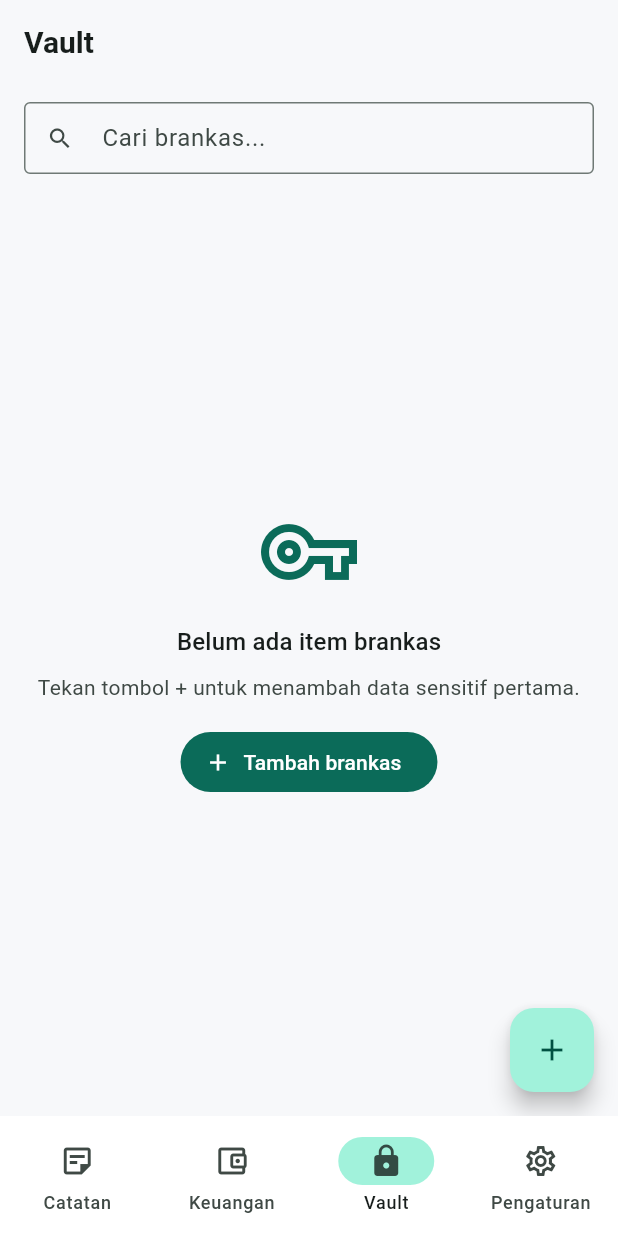
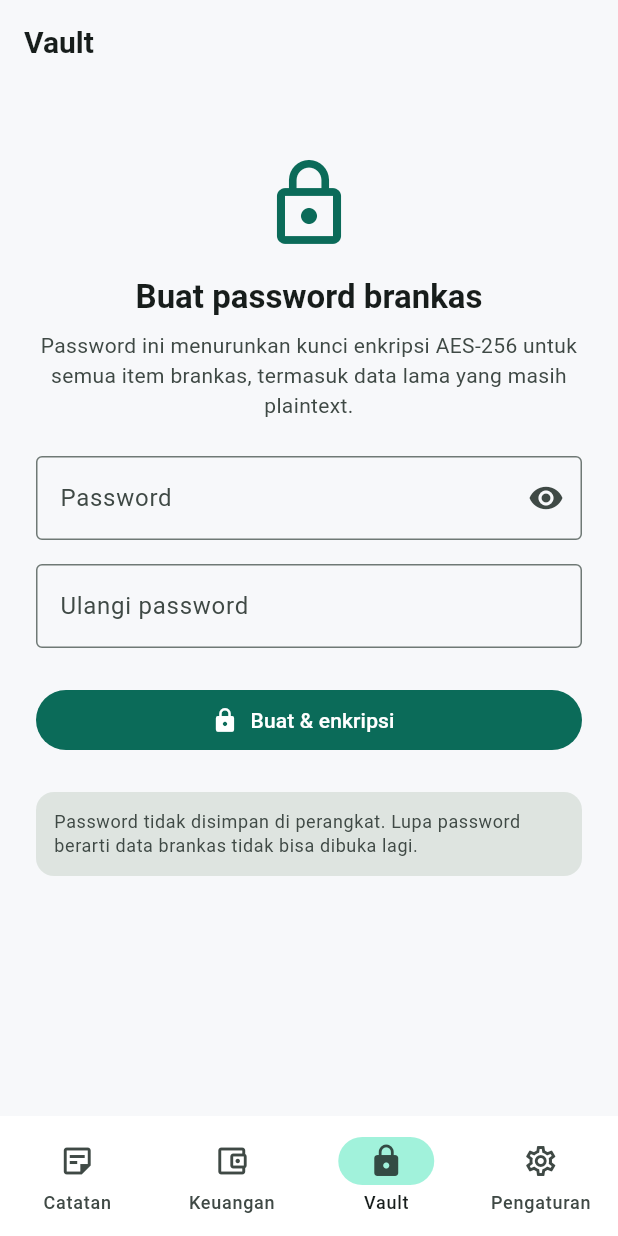
Before and after one commit to YusuP28/mylife, a Flutter app: the screen it shows after launch, item 3 of the bottom bar chosen, on a phone screen of 412 x 824 dp. Run offline on Flutter 3.47's test engine with Material 3 defaults, Android fonts, the phone set to English and light mode, and no system bars; our stand-ins replace sqflite; missing offline and left inert: cryptography; accounts and stored records are empty.

Commit message:
feat: add vault unlock flow with auto-lock (stage 4B-4)

```diff
--- a/lib/main.dart
+++ b/lib/main.dart
@@ -4,13 +4,20 @@ import 'package:provider/provider.dart';
 
 import 'providers/finance_provider.dart';
 import 'providers/notes_provider.dart';
+import 'providers/vault_lock_provider.dart';
 import 'providers/vault_provider.dart';
 import 'screens/home_shell.dart';
+import 'services/database_service.dart';
+import 'services/vault_encryption_service.dart';
 import 'theme/app_theme.dart';
 
 Future<void> main() async {
   WidgetsFlutterBinding.ensureInitialized();
   await initializeDateFormatting('id_ID');
+
+  // Vault mulai terkunci: tidak ada operasi database yang menulis plaintext.
+  DatabaseService.instance.vaultEncryption = const LockedEncryption();
+
   runApp(const MylifeApp());
 }
 
@@ -24,12 +31,15 @@ class MylifeApp extends StatelessWidget {
       child: ChangeNotifierProvider<FinanceProvider>(
         create: (_) => FinanceProvider()..loadTransactions(),
         child: ChangeNotifierProvider<VaultProvider>(
-          create: (_) => VaultProvider()..loadItems(),
-          child: MaterialApp(
-            title: 'Mylife',
-            debugShowCheckedModeBanner: false,
-            theme: AppTheme.light,
-            home: const HomeShell(),
+          create: (_) => VaultProvider(),
+          child: ChangeNotifierProvider<VaultLockProvider>(
+            create: (_) => VaultLockProvider()..refreshStatus(),
+            child: MaterialApp(
+              title: 'Mylife',
+              debugShowCheckedModeBanner: false,
+              theme: AppTheme.light,
+              home: const HomeShell(),
+            ),
           ),
         ),
       ),
--- /dev/null
+++ b/lib/providers/vault_lock_provider.dart
@@ -0,0 +1,115 @@
+import 'package:flutter/foundation.dart';
+
+import '../services/database_service.dart';
+import '../services/vault_encryption_service.dart';
+import '../services/vault_key_manager.dart';
+
+/// Status buka/kunci Vault dan penghubung ke lapisan database.
+///
+/// Alur: `refreshStatus` saat start → `createPassword`/`unlock` → cipher
+/// `AesGcmEncryption` dipasang ke `DatabaseService` → migrasi baris lama →
+/// `lock` saat app ke background.
+class VaultLockProvider extends ChangeNotifier {
+  VaultLockProvider({VaultKeyManager? keyManager, DatabaseService? database})
+      : _keyManager = keyManager ?? VaultKeyManager(),
+        _database = database ?? DatabaseService.instance;
+
+  final VaultKeyManager _keyManager;
+  final DatabaseService _database;
+
+  bool _hasPassword = false;
+  bool _unlocked = false;
+  bool _busy = false;
+  String? _error;
+  int _migratedRows = 0;
+
+  bool get hasPassword => _hasPassword;
+  bool get isUnlocked => _unlocked;
+  bool get busy => _busy;
+  String? get error => _error;
+
+  /// Jumlah baris lama yang dienkripsi pada unlock terakhir.
+  int get migratedRows => _migratedRows;
+
+  Future<void> refreshStatus() async {
+    try {
+      _hasPassword = await _keyManager.hasPassword();
+    } catch (e) {
+      _error = 'Gagal membaca kunci vault: $e';
+    }
+    notifyListeners();
+  }
+
+  Future<bool> createPassword(String password) async {
+    if (_busy) return false;
+    _start();
+
+    try {
+      await _keyManager.createPassword(password);
+      // Password tersimpan sebelum migrasi: kalau migrasi gagal, pengguna
+      // harus membuka (bukan membuat ulang) agar salt tidak tertimpa.
+      _hasPassword = true;
+      await _activateCipher();
+      return true;
+    } catch (e) {
+      _error = 'Gagal membuat password: $e';
+      return false;
+    } finally {
+      _finish();
+    }
+  }
+
+  Future<bool> unlock(String password) async {
+    if (_busy) return false;
+    _start();
+
+    try {
+      if (!await _keyManager.unlock(password)) {
+        _error = 'Password salah';
+        return false;
+      }
+      _hasPassword = true;
+      await _activateCipher();
+      return true;
+    } catch (e) {
+      _error = 'Gagal membuka vault: $e';
+      return false;
+    } finally {
+      _finish();
+    }
+  }
+
+  /// Menutup vault: kunci dihapus dari memori, database menolak operasi.
+  void lock() {
+    _keyManager.lock();
+    _database.vaultEncryption = const LockedEncryption();
+    _unlocked = false;
+    _migratedRows = 0;
+    notifyListeners();
+  }
+
+  Future<void> _activateCipher() async {
+    _database.vaultEncryption = AesGcmEncryption(_keyManager.requireKey);
+    try {
+      _migratedRows = await _database.migrateVaultItems();
+    } catch (_) {
+      // Migrasi gagal = transaksi di-rollback. Jangan biarkan vault setengah
+      // terbuka dengan kunci yang tidak bisa dipakai.
+      _database.vaultEncryption = const LockedEncryption();
+      _keyManager.lock();
+      rethrow;
+    }
+    _unlocked = true;
+  }
+
+  void _start() {
+    _busy = true;
+    _error = null;
+    notifyListeners();
+  }
+
+  void _finish() {
+    _busy = false;
+    notifyListeners();
+  }
+}
--- a/lib/screens/home_shell.dart
+++ b/lib/screens/home_shell.dart
@@ -1,5 +1,8 @@
 import 'package:flutter/material.dart';
+import 'package:provider/provider.dart';
 
+import '../providers/vault_lock_provider.dart';
+import '../providers/vault_provider.dart';
 import 'finance/finance_screen.dart';
 import 'notes/notes_screen.dart';
 import 'settings/settings_screen.dart';
@@ -12,7 +15,7 @@ class HomeShell extends StatefulWidget {
   State<HomeShell> createState() => _HomeShellState();
 }
 
-class _HomeShellState extends State<HomeShell> {
+class _HomeShellState extends State<HomeShell> with WidgetsBindingObserver {
   int _index = 0;
 
   static const List<Widget> _screens = <Widget>[
@@ -21,6 +24,32 @@ class _HomeShellState extends State<HomeShell> {
     VaultScreen(),
     SettingsScreen(),
   ];
+
+  @override
+  void initState() {
+    super.initState();
+    WidgetsBinding.instance.addObserver(this);
+  }
+
+  @override
+  void dispose() {
+    WidgetsBinding.instance.removeObserver(this);
+    super.dispose();
+  }
+
+  @override
+  void didChangeAppLifecycleState(AppLifecycleState state) {
+    if (state != AppLifecycleState.paused && state != AppLifecycleState.hidden) {
+      return;
+    }
+    if (!mounted) return;
+
+    final lock = context.read<VaultLockProvider>();
+    if (!lock.isUnlocked) return;
+
+    lock.lock();
+    context.read<VaultProvider>().clearItems();
+  }
 
   @override
   Widget build(BuildContext context) {
--- /dev/null
+++ b/lib/screens/vault/vault_lock_screen.dart
@@ -0,0 +1,185 @@
+import 'package:flutter/material.dart';
+
+/// Layar buat/buka kunci Vault. Ditampilkan saat vault terkunci.
+class VaultLockScreen extends StatefulWidget {
+  const VaultLockScreen({
+    super.key,
+    required this.hasPassword,
+    required this.busy,
+    required this.error,
+    required this.onCreate,
+    required this.onUnlock,
+  });
+
+  final bool hasPassword;
+  final bool busy;
+  final String? error;
+  final Future<bool> Function(String password) onCreate;
+  final Future<bool> Function(String password) onUnlock;
+
+  @override
+  State<VaultLockScreen> createState() => _VaultLockScreenState();
+}
+
+class _VaultLockScreenState extends State<VaultLockScreen> {
+  static const int minPasswordLength = 8;
+
+  final TextEditingController _passwordCtrl = TextEditingController();
+  final TextEditingController _confirmCtrl = TextEditingController();
+  bool _showPassword = false;
+  String? _localError;
+
+  bool get _isCreating => !widget.hasPassword;
+
+  @override
+  void dispose() {
+    _passwordCtrl.dispose();
+    _confirmCtrl.dispose();
+    super.dispose();
+  }
+
+  Future<void> _submit() async {
+    if (widget.busy) return;
+
+    final password = _passwordCtrl.text;
+    if (password.length < minPasswordLength) {
+      setState(() {
+        _localError = 'Password minimal $minPasswordLength karakter';
+      });
+      return;
+    }
+    if (_isCreating && _confirmCtrl.text != password) {
+      setState(() => _localError = 'Konfirmasi password tidak sama');
+      return;
+    }
+
+    setState(() => _localError = null);
+    final ok = _isCreating
+        ? await widget.onCreate(password)
+        : await widget.onUnlock(password);
+
+    if (!ok && mounted) {
+      _passwordCtrl.clear();
+      _confirmCtrl.clear();
+    }
+  }
+
+  @override
+  Widget build(BuildContext context) {
+    final theme = Theme.of(context);
+    final message = _localError ?? widget.error;
+
+    return Scaffold(
+      appBar: AppBar(title: const Text('Vault')),
+      body: SafeArea(
+        child: ListView(
+          padding: const EdgeInsets.all(24),
+          children: <Widget>[
+            const SizedBox(height: 24),
+            Icon(
+              _isCreating ? Icons.lock_outline : Icons.lock,
+              size: 64,
+              color: theme.colorScheme.primary,
+            ),
+            const SizedBox(height: 16),
+            Text(
+              _isCreating ? 'Buat password brankas' : 'Buka brankas',
+              textAlign: TextAlign.center,
+              style: theme.textTheme.titleLarge
+                  ?.copyWith(fontWeight: FontWeight.w600),
+            ),
+            const SizedBox(height: 8),
+            Text(
+              _isCreating
+                  ? 'Password ini menurunkan kunci enkripsi AES-256 untuk semua '
+                      'item brankas, termasuk data lama yang masih plaintext.'
+                  : 'Masukkan password brankas untuk membuka kunci enkripsi.',
+              textAlign: TextAlign.center,
+              style: theme.textTheme.bodyMedium?.copyWith(
+                color: theme.colorScheme.onSurfaceVariant,
+              ),
+            ),
+            const SizedBox(height: 24),
+            TextField(
+              controller: _passwordCtrl,
+              obscureText: !_showPassword,
+              enabled: !widget.busy,
+              autofocus: true,
+              textInputAction:
+                  _isCreating ? TextInputAction.next : TextInputAction.done,
+              onSubmitted: (_) {
+                if (!_isCreating) _submit();
+              },
+              decoration: InputDecoration(
+                labelText: 'Password',
+                border: const OutlineInputBorder(),
+                suffixIcon: IconButton(
+                  onPressed: () {
+                    setState(() => _showPassword = !_showPassword);
+                  },
+                  icon: Icon(
+                    _showPassword ? Icons.visibility_off : Icons.visibility,
+                  ),
+                ),
+              ),
+            ),
+            if (_isCreating) ...<Widget>[
+              const SizedBox(height: 16),
+              TextField(
+                controller: _confirmCtrl,
+                obscureText: !_showPassword,
+                enabled: !widget.busy,
+                textInputAction: TextInputAction.done,
+                onSubmitted: (_) => _submit(),
+                decoration: const InputDecoration(
+                  labelText: 'Ulangi password',
+                  border: OutlineInputBorder(),
+                ),
+              ),
+            ],
+            if (message != null) ...<Widget>[
+              const SizedBox(height: 12),
+              Text(
+                message,
+                style: TextStyle(color: theme.colorScheme.error),
+              ),
+            ],
+            const SizedBox(height: 24),
+            FilledButton.icon(
+              onPressed: widget.busy ? null : _submit,
+              icon: widget.busy
+                  ? const SizedBox(
+                      width: 18,
+                      height: 18,
+                      child: CircularProgressIndicator(strokeWidth: 2),
+                    )
+                  : Icon(_isCreating ? Icons.lock : Icons.lock_open),
+              label: Text(
+                widget.busy
+                    ? 'Memproses...'
+                    : _isCreating
+                        ? 'Buat & enkripsi'
+                        : 'Buka',
+              ),
+            ),
+            const SizedBox(height: 24),
+            Container(
+              padding: const EdgeInsets.all(12),
+              decoration: BoxDecoration(
+                color: theme.colorScheme.surfaceContainerHighest,
+                borderRadius: BorderRadius.circular(12),
+              ),
+              child: Text(
+                'Password tidak disimpan di perangkat. Lupa password berarti '
+                'data brankas tidak bisa dibuka lagi.',
+                style: theme.textTheme.bodySmall?.copyWith(
+                  color: theme.colorScheme.onSurfaceVariant,
+                ),
+              ),
+            ),
+          ],
+        ),
+      ),
+    );
+  }
+}
--- a/lib/screens/vault/vault_screen.dart
+++ b/lib/screens/vault/vault_screen.dart
@@ -4,7 +4,9 @@ import 'package:intl/intl.dart';
 import 'package:provider/provider.dart';
 
 import '../../models/vault_item.dart';
+import '../../providers/vault_lock_provider.dart';
 import '../../providers/vault_provider.dart';
+import 'vault_lock_screen.dart';
 
 class VaultScreen extends StatefulWidget {
   const VaultScreen({super.key});
@@ -22,10 +24,29 @@ class _VaultScreenState extends State<VaultScreen> {
     super.initState();
     _searchController = TextEditingController();
     WidgetsBinding.instance.addPostFrameCallback((_) {
-      if (mounted) {
+      if (mounted && context.read<VaultLockProvider>().isUnlocked) {
         context.read<VaultProvider>().loadItems();
       }
     });
+  }
+
+  /// Dipanggil setelah buat password atau unlock berhasil.
+  Future<bool> _openVault(Future<bool> action) async {
+    final ok = await action;
+    if (!ok || !mounted) return ok;
+
+    _visiblePasswords.clear();
+    _searchController.clear();
+    await context.read<VaultProvider>().loadItems();
+    if (!mounted) return ok;
+
+    final migrated = context.read<VaultLockProvider>().migratedRows;
+    if (migrated > 0) {
+      ScaffoldMessenger.of(context).showSnackBar(
+        SnackBar(content: Text('$migrated item lama dienkripsi')),
+      );
+    }
+    return ok;
   }
 
   @override
@@ -83,6 +104,17 @@ class _VaultScreenState extends State<VaultScreen> {
 
   @override
   Widget build(BuildContext context) {
+    final lock = context.watch<VaultLockProvider>();
+    if (!lock.isUnlocked) {
+      return VaultLockScreen(
+        hasPassword: lock.hasPassword,
+        busy: lock.busy,
+        error: lock.error,
+        onCreate: (password) => _openVault(lock.createPassword(password)),
+        onUnlock: (password) => _openVault(lock.unlock(password)),
+      );
+    }
+
     final provider = context.watch<VaultProvider>();
     final theme = Theme.of(context);
 
--- a/lib/services/vault_encryption_service.dart
+++ b/lib/services/vault_encryption_service.dart
@@ -137,5 +137,28 @@ class AesGcmEncryption implements VaultEncryptionService {
   }
 }
 
+/// Cipher saat vault terkunci.
+///
+/// Semua operasi gagal keras: tidak pernah menulis plaintext dan tidak pernah
+/// membocorkan ciphertext ke UI. Dipasang ulang ke `AesGcmEncryption` setelah
+/// unlock berhasil.
+class LockedEncryption implements VaultEncryptionService {
+  const LockedEncryption();
+
+  @override
+  bool get encryptsData => true;
+
+  @override
+  bool isEncrypted(String value) => value.startsWith(vaultEncryptionPrefix);
+
+  @override
+  Future<String> encrypt(String plaintext) async =>
+      throw StateError('Vault terkunci: buka dengan password');
+
+  @override
+  Future<String> decrypt(String storedValue) async =>
+      throw StateError('Vault terkunci: buka dengan password');
+}
+
 /// Singleton default. Ganti ke [AesGcmEncryption] saat integrasi database.
 const VaultEncryptionService vaultEncryptionService = NoOpEncryption();
```
Also changed, not shown: lib/providers/vault_provider.dart (+8 -0 lines), 2 other files.
